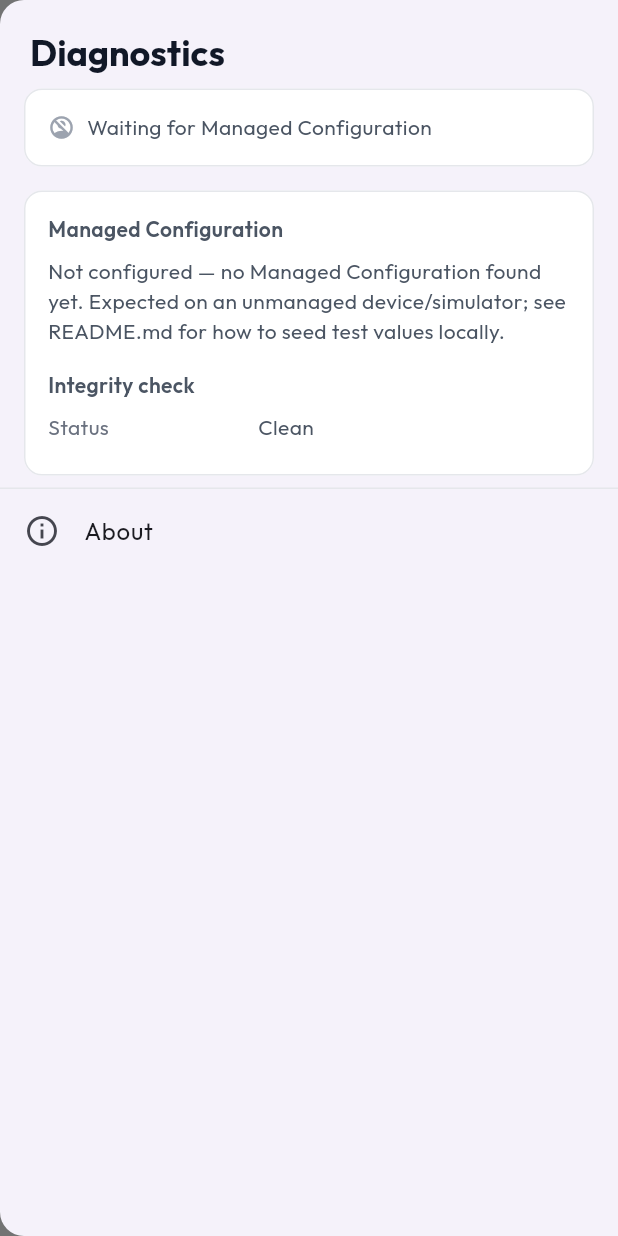
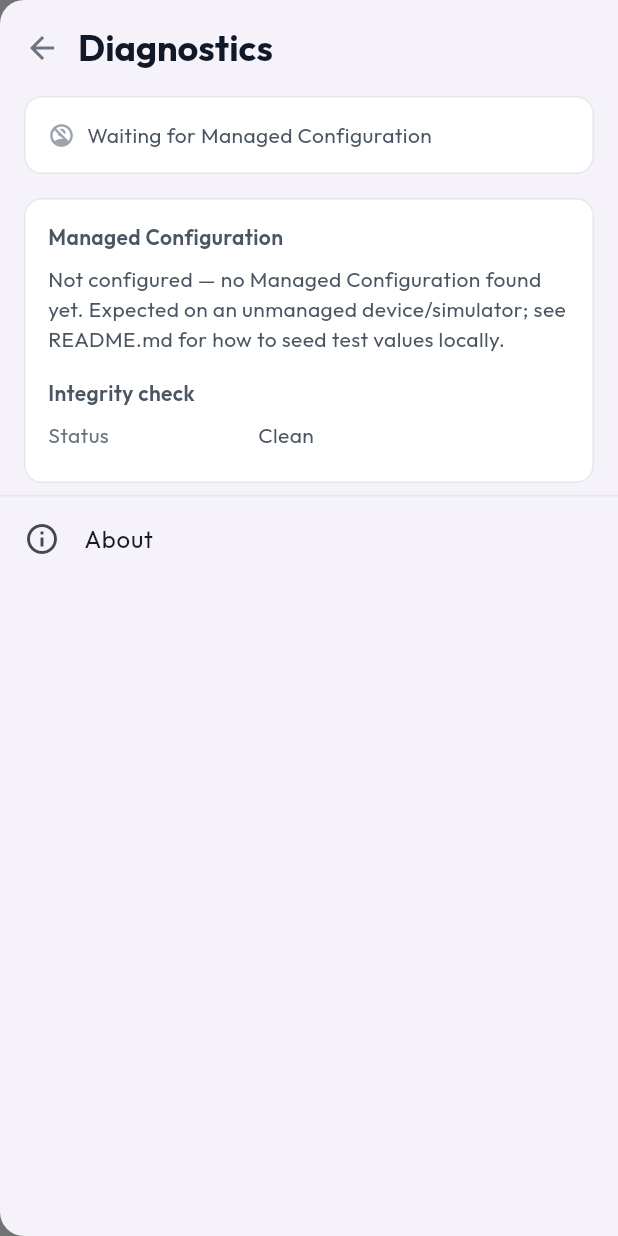
Before and after one commit to raulcnadal/applivery-soar-agent-mobile, a Flutter app: the screen it shows after launch, with the side drawer open, on a phone screen of 412 x 824 dp. Run offline on Flutter 3.47's test engine with Material 3 defaults, Android fonts, the phone set to English and light mode, and no system bars; our stand-ins replace flutter_svg; project files that could hold a hidden picture were left out.

Commit message:
Fix hamburger button, drawer back button, splash SVG, geofence zone names
- Suppress Flutter's auto-generated hamburger IconButton on ComplianceScreen's
  AppBar (actions: const []) — the Diagnostics menu should only open via the
  long-press gesture on the header logo, not a second visible button.
- Add an explicit back button to the Diagnostics drawer's header row —
  swipe-to-close alone wasn't discoverable.
- Re-apply the flutter_svg <style>/class= -> inline fill= fix to the user's
  re-edited applivery-splash.svg (new viewBox 280x194, more spacing between
  icon and wordmark) — flutter_svg's vector_graphics parser doesn't support
  CSS <style> blocks, only direct presentation attributes.
- Resize splash_screen.dart's SvgPicture for the new ~1.44 aspect ratio
  (was ~2.39) so the logo renders correctly proportioned instead of
  stretched/oversized.
- Add valueLabel to PolicyCondition/conditionLabel so geofencing conditions
  show the admin-assigned zone name (from the backend's new enrichment)
  instead of the raw zone GUID.

```diff
--- a/lib/status/compliance_screen.dart
+++ b/lib/status/compliance_screen.dart
@@ -180,6 +180,12 @@ class _ComplianceScreenState extends State<ComplianceScreen> {
                 label: 'Applivery SOAR Agent', child: const AppBanner()),
           ),
         ),
+        // Scaffold auto-appends a hamburger IconButton to the AppBar when
+        // `endDrawer` is set and `actions` is null/omitted — that's a second,
+        // visible way into the Diagnostics menu that shouldn't exist; the
+        // long-press on the logo above is meant to be the only entry point.
+        // Explicitly supplying an empty actions list suppresses it.
+        actions: const [],
       ),
       endDrawer: _DiagnosticsDrawer(
         config: _config,
@@ -609,9 +615,23 @@ class _DiagnosticsDrawer extends StatelessWidget {
           padding: EdgeInsets.zero,
           children: [
             Padding(
-              padding: const EdgeInsets.fromLTRB(20, 20, 20, 8),
-              child: Text('Diagnostics',
-                  style: Theme.of(context).textTheme.headlineMedium),
+              padding: const EdgeInsets.fromLTRB(4, 8, 20, 8),
+              child: Row(
+                children: [
+                  // Swipe-to-close works but isn't discoverable on its own
+                  // (per explicit feedback) — an explicit back button gives
+                  // people an obvious way out.
+                  IconButton(
+                    icon: const Icon(Icons.arrow_back),
+                    tooltip: 'Back',
+                    onPressed: () => Navigator.of(context).pop(),
+                  ),
+                  Expanded(
+                    child: Text('Diagnostics',
+                        style: Theme.of(context).textTheme.headlineMedium),
+                  ),
+                ],
+              ),
             ),
             Padding(
               padding: const EdgeInsets.symmetric(horizontal: 16),
```
Also changed, not shown: lib/api/compliance_policy_client.dart (+11 -0 lines), lib/splash/splash_screen.dart (+8 -3 lines), lib/status/policy_detail_screen.dart (+8 -0 lines), assets/images/applivery-splash.svg.
